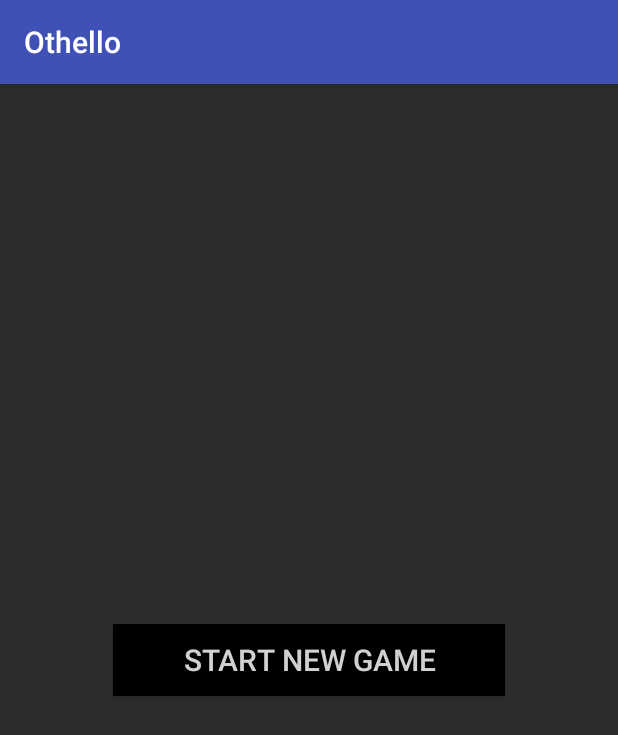
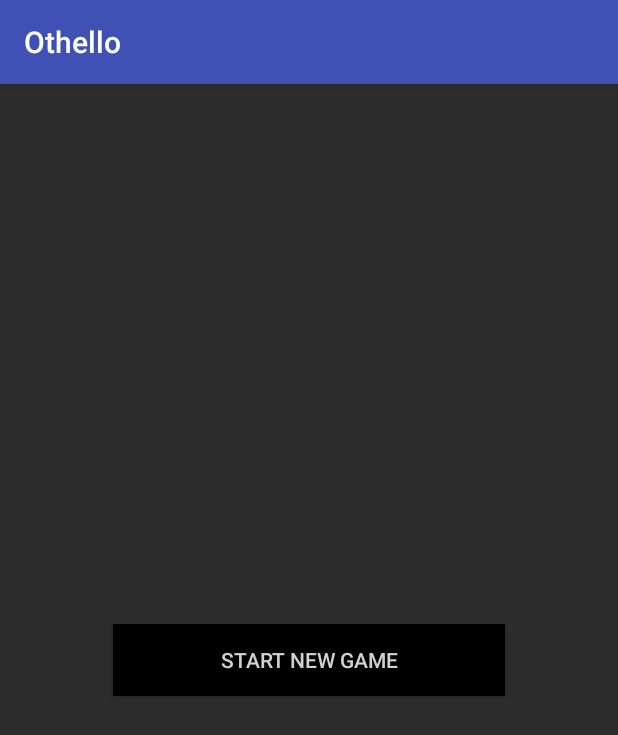
Before and after one commit to jsgalaska/Othello, an Android app: the screen it shows after launch (MainActivity), on a phone screen of 412 x 824 dp. Shown: the top 735 px of the screen. Run offline under Robolectric (Android 15) with nearby library versions, the phone set to English and light mode, and no system bars.

```diff
--- a/app/src/main/res/layout/activity_main.xml
+++ b/app/src/main/res/layout/activity_main.xml
@@ -18,5 +18,5 @@
         android:background="#000000"
         android:textColor="#d1d1d1"
         android:textAlignment="center"
-        android:textSize="20dp" />
+        android:textSize="14dp" />
 </LinearLayout>
```
Also changed, not shown: app/src/main/res/mipmap-hdpi/ic_launcher.png, app/src/main/res/mipmap-mdpi/ic_launcher.png, app/src/main/res/mipmap-xhdpi/ic_launcher.png, app/src/main/res/mipmap-xxhdpi/ic_launcher.png, app/src/main/res/mipmap-xxxhdpi/ic_launcher.png.
